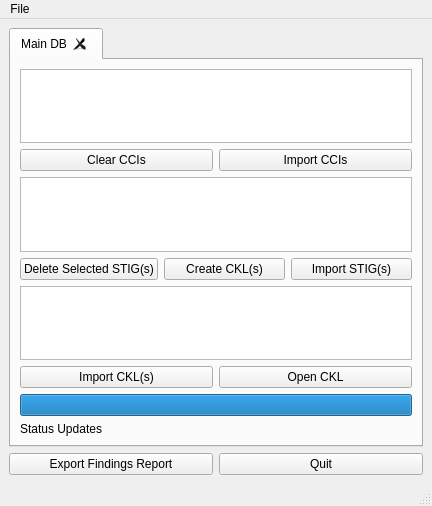
Old version of the form stigqter.ui in the repository squinky86/STIGQter.
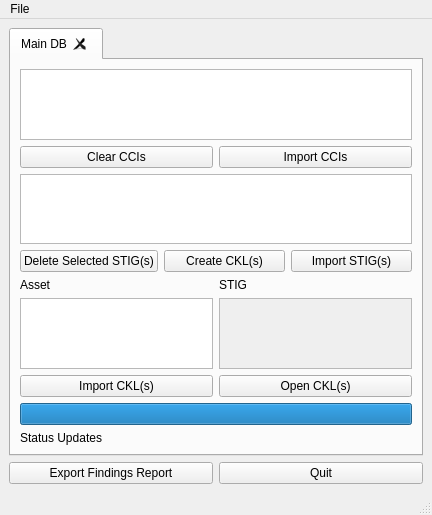
New version of the form.

Commit message: Afford which STIGs are part of each asset's CKL; fixes #13.

```diff
--- a/stigqter.ui
+++ b/stigqter.ui
@@ -30,7 +30,7 @@
        <attribute name="title">
         <string>Main DB</string>
        </attribute>
-       <layout class="QVBoxLayout" name="verticalLayout">
+       <layout class="QVBoxLayout" name="verticalLayout_4">
         <item>
          <widget class="QListWidget" name="lstCCIs"/>
         </item>
@@ -85,7 +85,40 @@
          </layout>
         </item>
         <item>
-         <widget class="QListWidget" name="lstAssets"/>
+         <layout class="QHBoxLayout" name="horizontalLayout_5">
+          <item>
+           <layout class="QVBoxLayout" name="verticalLayout">
+            <item>
+             <widget class="QLabel" name="label">
+              <property name="text">
+               <string>Asset</string>
+              </property>
+             </widget>
+            </item>
+            <item>
+             <widget class="QListWidget" name="lstAssets"/>
+            </item>
+           </layout>
+          </item>
+          <item>
+           <layout class="QVBoxLayout" name="verticalLayout_3">
+            <item>
+             <widget class="QLabel" name="label_2">
+              <property name="text">
+               <string>STIG</string>
+              </property>
+             </widget>
+            </item>
+            <item>
+             <widget class="QListWidget" name="lstCKLs">
+              <property name="enabled">
+               <bool>false</bool>
+              </property>
+             </widget>
+            </item>
+           </layout>
+          </item>
+         </layout>
         </item>
         <item>
          <layout class="QHBoxLayout" name="horizontalLayout_4">
@@ -99,7 +132,7 @@
           <item>
            <widget class="QPushButton" name="btnOpenCKL">
             <property name="text">
-             <string>Open CKL</string>
+             <string>Open CKL(s)</string>
             </property>
            </widget>
           </item>
```
Left out of the diff: 4 changed lines with no effect on the pictures. The commit also changes 2 other files.
